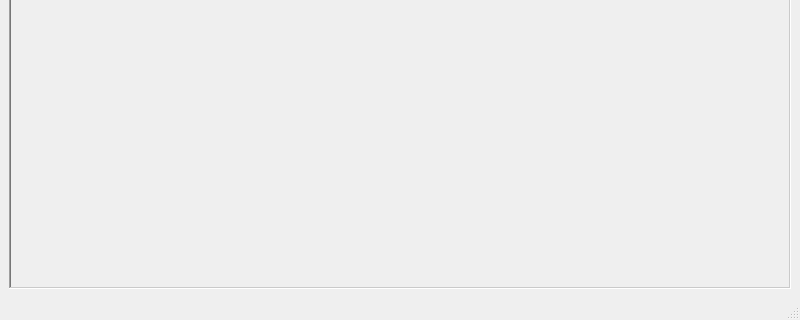
First picture: the form in src/mainwindow.ui, repository LoxoSoftware/IndexBourne, before the edit; both pictures show x 0 to 800 and y 280 to 600 of the 800 by 600 pixel window.
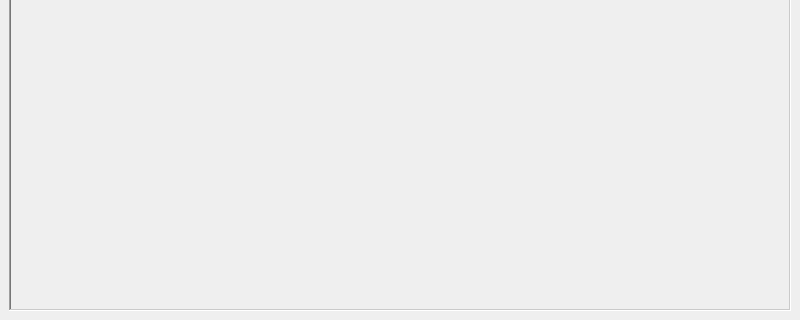
Second picture: the form after the edit. Icons and pictures are not drawn.

```diff
--- a/src/mainwindow.ui
+++ b/src/mainwindow.ui
@@ -33,7 +33,7 @@
          <x>0</x>
          <y>0</y>
          <width>778</width>
-         <height>533</height>
+         <height>555</height>
         </rect>
        </property>
       </widget>
@@ -155,7 +155,6 @@
    <addaction name="menuView"/>
    <addaction name="menuHelp"/>
   </widget>
-  <widget class="QStatusBar" name="statusbar"/>
   <action name="actionZoom_in">
    <property name="icon">
     <iconset theme="zoom-in"/>
```
Left out of the diff: 9 changed lines with no effect on the pictures.
